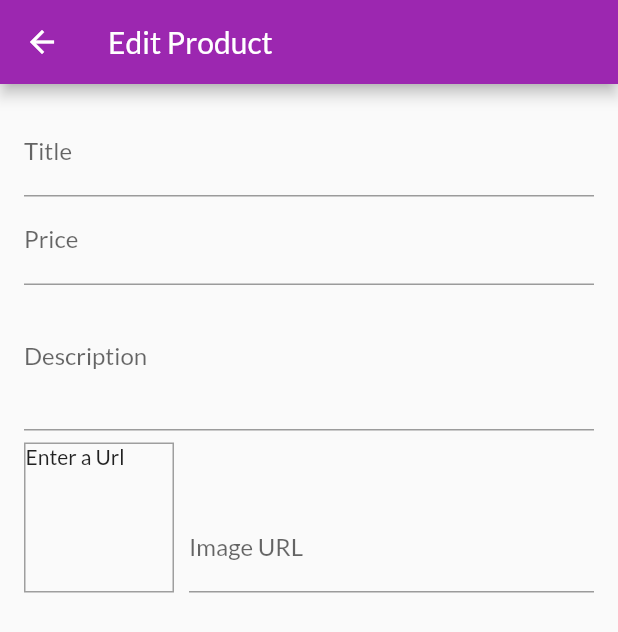
After one commit to gustavolsilvano/flutter_my_shop, a Flutter app: the EditProductScreen screen opened by its route, on a phone screen of 412 x 824 dp. The commit adds this screen. Shown: the top 632 px of the screen. Run offline on Flutter 3.47's test engine with Material 2 defaults, Android fonts, the phone set to English and light mode, and no system bars; network calls fail; statements that could not run were skipped.

Commit message:
feat: adding edit_product_screen

```diff
--- a/lib/main.dart
+++ b/lib/main.dart
@@ -3,6 +3,7 @@ import 'package:flutter_my_shop/providers/cart.dart';
 import 'package:flutter_my_shop/providers/orders.dart';
 import 'package:flutter_my_shop/providers/products_provider.dart';
 import 'package:flutter_my_shop/screens/cart_screen.dart';
+import 'package:flutter_my_shop/screens/edit_product_screen.dart';
 import 'package:flutter_my_shop/screens/orders_screen.dart';
 import 'package:flutter_my_shop/screens/product_detail_screen.dart';
 import 'package:flutter_my_shop/screens/products_overview_screen.dart';
@@ -34,12 +35,13 @@ class MyApp extends StatelessWidget {
             colorScheme:
                 theme.colorScheme.copyWith(secondary: Colors.deepOrange)),
         routes: {
-          '/': (_) => ProductOverviewScreen(),
-          ProductOverviewScreen.routeName: (_) => ProductOverviewScreen(),
+          '/': (_) => const ProductOverviewScreen(),
+          ProductOverviewScreen.routeName: (_) => const ProductOverviewScreen(),
           ProductDetailScreen.routeName: (_) => const ProductDetailScreen(),
           CartScreen.routeName: (_) => const CartScreen(),
           OrdersScreen.routeName: (_) => const OrdersScreen(),
           UserProductsScreen.routeName: (_) => const UserProductsScreen(),
+          EditProductScreen.routeName: (_) => const EditProductScreen(),
         },
       ),
     );
--- /dev/null
+++ b/lib/screens/edit_product_screen.dart
@@ -0,0 +1,74 @@
+import 'package:flutter/material.dart';
+import 'package:flutter_my_shop/widgets/image_preview_input.dart';
+
+class EditProductScreen extends StatefulWidget {
+  static String routeName = '/edit-product-screen';
+
+  const EditProductScreen({super.key});
+
+  @override
+  State<EditProductScreen> createState() => _EditProductScreenState();
+}
+
+class _EditProductScreenState extends State<EditProductScreen> {
+  final _priceFocusNode = FocusNode();
+  final _descriptionFocusNode = FocusNode();
+  final _imageUrlController = TextEditingController();
+
+  @override
+  void dispose() {
+    _priceFocusNode.dispose();
+    _descriptionFocusNode.dispose();
+    _imageUrlController.dispose();
+    super.dispose();
+  }
+
+  void focusNextField(BuildContext context, FocusNode focusNode) {
+    FocusScope.of(context).requestFocus(focusNode);
+  }
+
+  @override
+  Widget build(BuildContext context) {
+    return Scaffold(
+      appBar: AppBar(title: const Text('Edit Product')),
+      body: Padding(
+        padding: const EdgeInsets.all(16.0),
+        child: Form(
+            child: SingleChildScrollView(
+          child: Column(
+            children: [
+              TextFormField(
+                decoration: const InputDecoration(
+                  labelText: 'Title',
+                ),
+                textInputAction: TextInputAction.next,
+                onFieldSubmitted: (_) =>
+                    focusNextField(context, _priceFocusNode),
+              ),
+              TextFormField(
+                decoration: const InputDecoration(
+                  labelText: 'Price',
+                ),
+                focusNode: _priceFocusNode,
+                textInputAction: TextInputAction.next,
+                keyboardType: TextInputType.number,
+                onFieldSubmitted: (_) =>
+                    focusNextField(context, _descriptionFocusNode),
+              ),
+              TextFormField(
+                decoration: const InputDecoration(
+                  labelText: 'Description',
+                ),
+                maxLines: 3,
+                keyboardType: TextInputType.multiline,
+              ),
+              ImagePreviewInput(
+                _imageUrlController,
+              )
+            ],
+          ),
+        )),
+      ),
+    );
+  }
+}
--- /dev/null
+++ b/lib/widgets/image_preview_input.dart
@@ -0,0 +1,66 @@
+import 'package:flutter/material.dart';
+
+class ImagePreviewInput extends StatefulWidget {
+  final TextEditingController _imageUrlController;
+
+  const ImagePreviewInput(this._imageUrlController, {super.key});
+
+  @override
+  State<ImagePreviewInput> createState() => _ImagePreviewInputState();
+}
+
+class _ImagePreviewInputState extends State<ImagePreviewInput> {
+  final _imageUrlFocusNode = FocusNode();
+
+  void _updateImageUrl() {
+    if (_imageUrlFocusNode.hasFocus) return;
+    setState(() {});
+  }
+
+  @override
+  void initState() {
+    _imageUrlFocusNode.addListener(_updateImageUrl);
+    super.initState();
+  }
+
+  @override
+  void dispose() {
+    _imageUrlFocusNode.removeListener(_updateImageUrl);
+    _imageUrlFocusNode.dispose();
+    super.dispose();
+  }
+
+  @override
+  Widget build(BuildContext context) {
+    return Row(
+      crossAxisAlignment: CrossAxisAlignment.end,
+      mainAxisSize: MainAxisSize.min,
+      children: [
+        Container(
+          width: 100,
+          height: 100,
+          margin: const EdgeInsets.only(top: 8, right: 10),
+          decoration:
+              BoxDecoration(border: Border.all(width: 1, color: Colors.grey)),
+          child: widget._imageUrlController.text.isEmpty
+              ? const Text('Enter a Url')
+              : FittedBox(
+                  fit: BoxFit.contain,
+                  child: Image.network(widget._imageUrlController.text),
+                ),
+        ),
+        Expanded(
+          child: TextFormField(
+            decoration: const InputDecoration(
+              labelText: 'Image URL',
+            ),
+            keyboardType: TextInputType.url,
+            textInputAction: TextInputAction.done,
+            controller: widget._imageUrlController,
+            focusNode: _imageUrlFocusNode,
+          ),
+        ),
+      ],
+    );
+  }
+}
```
Also changed, not shown: lib/screens/user_products_screen.dart (+10 -3 lines).
